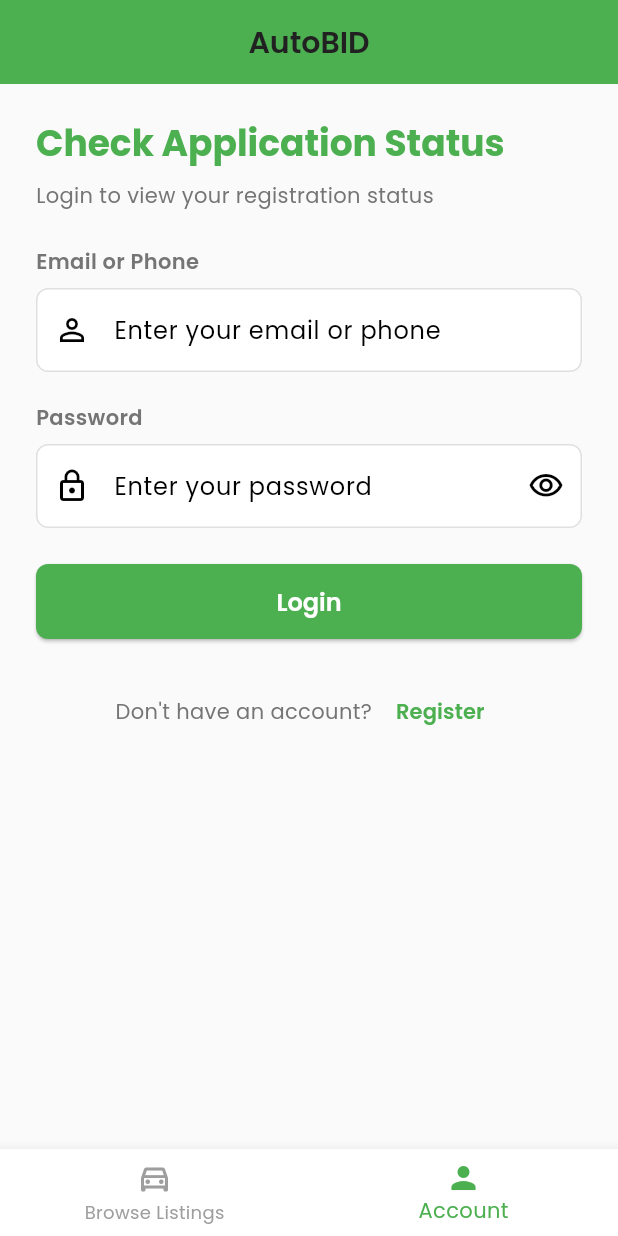
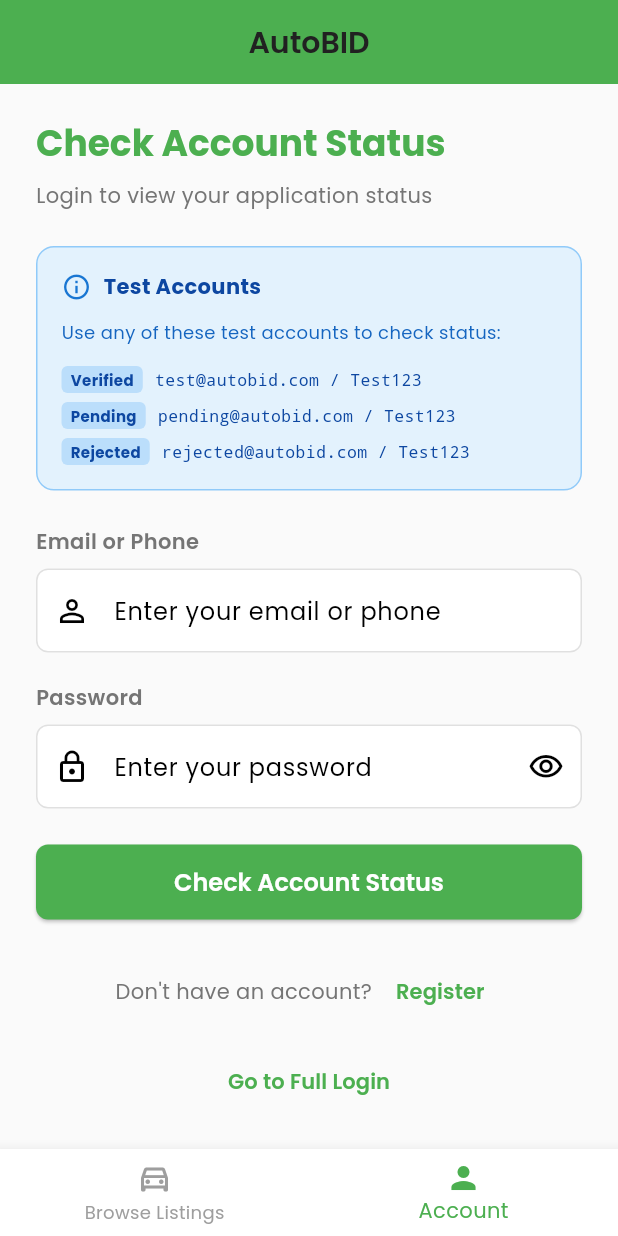
Before and after one commit to aimsahorizon/autobid-flutter, a Flutter app: the GuestViewScreen screen opened by its route, item 2 of the bottom bar chosen, on a phone screen of 412 x 824 dp. Run offline on Flutter 3.47's test engine with Material 3 defaults, Android fonts, the phone set to English and light mode, and no system bars; our stand-ins replace cached_network_image, flutter_riverpod, freezed_annotation, go_router, google_fonts, image_picker and 2 more; accounts and stored records are empty; generated files the repository leaves out were written again.

Commit message:
feat: integrate guest account status check with MockAuthService test users

```diff
--- a/lib/presentation/screens/guest/tabs/account_tab.dart
+++ b/lib/presentation/screens/guest/tabs/account_tab.dart
@@ -2,7 +2,7 @@ import 'package:flutter/material.dart';
 import 'package:go_router/go_router.dart';
 import '../../../../core/constants/color_constants.dart';
 import '../../../../core/utils/validators.dart';
-import '../../../../data/services/local/local_storage_service.dart';
+import '../../../../data/services/mock/mock_auth_service.dart';
 import '../../../../data/models/user_model.dart';
 import '../../../widgets/custom_text_field.dart';
 import '../../../widgets/custom_button.dart';
@@ -19,212 +19,203 @@ class _AccountTabState extends State<AccountTab> {
   final _formKey = GlobalKey<FormState>();
   final _emailOrPhoneController = TextEditingController();
   final _passwordController = TextEditingController();
-  final List<TextEditingController> _otpControllers =
-      List.generate(6, (_) => TextEditingController());
-  final List<FocusNode> _otpFocusNodes = List.generate(6, (_) => FocusNode());
+  final _authService = MockAuthService();
 
   bool _obscurePassword = true;
   bool _isLoading = false;
-  bool _showOtpField = false;
   UserModel? _currentUser;
+  String? _errorMessage;
 
   @override
   void dispose() {
     _emailOrPhoneController.dispose();
     _passwordController.dispose();
-    for (var controller in _otpControllers) {
-      controller.dispose();
-    }
-    for (var node in _otpFocusNodes) {
-      node.dispose();
-    }
+    _authService.dispose();
     super.dispose();
   }
 
-  Future<void> _handleLogin() async {
+  Future<void> _handleCheckStatus() async {
     if (!_formKey.currentState!.validate()) return;
 
-    setState(() => _isLoading = true);
+    setState(() {
+      _isLoading = true;
+      _errorMessage = null;
+    });
 
     try {
-      final storage = await LocalStorageService.getInstance();
       final emailOrPhone = _emailOrPhoneController.text.trim();
       final password = _passwordController.text;
 
-      // Verify credentials
-      final isValid = storage.verifyCredentials(emailOrPhone, password);
+      // Sign in with email and password using MockAuthService
+      final result = await _authService.signInWithEmail(emailOrPhone, password);
 
-      if (!isValid) {
       if (!mounted) return;
+
+      if (result.success && result.user != null) {
+        // Check if account is verified (should redirect to home)
+        if (result.user!.accountStatus == AccountStatus.verified) {
           ScaffoldMessenger.of(context).showSnackBar(
-          const SnackBar(
-            content: Text('Invalid credentials'),
-            backgroundColor: ColorConstants.error,
+            SnackBar(
+              content: Text('Account verified! Redirecting to home...'),
+              backgroundColor: ColorConstants.success,
             ),
           );
-        setState(() => _isLoading = false);
+          // Sign out and redirect to login for full auth flow
+          await _authService.signOut();
+          context.go('/login');
           return;
         }
 
-      // Get user
-      final user = storage.getUserByEmailOrPhone(emailOrPhone);
-      if (user == null) {
-        if (!mounted) return;
-        ScaffoldMessenger.of(context).showSnackBar(
-          const SnackBar(
-            content: Text('User not found'),
-            backgroundColor: ColorConstants.error,
-          ),
-        );
-        setState(() => _isLoading = false);
-        return;
-      }
-
-      // Check if account is locked
-      if (user.accountStatus == AccountStatus.locked) {
-        if (!mounted) return;
-        ScaffoldMessenger.of(context).showSnackBar(
-          const SnackBar(
-            content: Text('Account locked. Please contact support.'),
-            backgroundColor: ColorConstants.error,
-          ),
-        );
-        setState(() => _isLoading = false);
-        return;
-      }
-
-      // Check if verified
-      if (user.accountStatus == AccountStatus.verified) {
-        // Navigate to home
-        if (!mounted) return;
-        context.go('/home');
-        return;
-      }
-
-      // Show OTP field for pending/rejected users
+        // Show account status for pending/rejected/locked accounts
         setState(() {
-        _showOtpField = true;
-        _currentUser = user;
-        _isLoading = false;
-      });
-    } catch (e) {
-      if (!mounted) return;
-      ScaffoldMessenger.of(context).showSnackBar(
-        const SnackBar(
-          content: Text('An error occurred'),
-          backgroundColor: ColorConstants.error,
-        ),
-      );
-      setState(() => _isLoading = false);
-    }
-  }
-
-  Future<void> _handleVerifyOtp() async {
-    final otp = _otpControllers.map((c) => c.text).join();
-
-    if (otp.length != 6) {
-      ScaffoldMessenger.of(context).showSnackBar(
-        const SnackBar(
-          content: Text('Please enter complete OTP'),
-          backgroundColor: ColorConstants.error,
-        ),
-      );
-      return;
-    }
-
-    setState(() => _isLoading = true);
-
-    // Mock OTP verification (accept any 6 digits for demo)
-    await Future.delayed(const Duration(seconds: 1));
-
-    try {
-      final storage = await LocalStorageService.getInstance();
-
-      if (otp.length == 6) {
-        // OTP verified, show status
-        setState(() {
-          _showOtpField = false;
+          _currentUser = result.user;
           _isLoading = false;
         });
       } else {
-        // Invalid OTP, increment failure count
-        await storage.updateOtpFailureCount(
-          _currentUser!.email,
-          _currentUser!.otpFailureCount + 1,
-        );
+        setState(() {
+          _errorMessage = result.errorMessage ?? 'Invalid credentials';
+          _isLoading = false;
+        });
 
-        final updatedUser = storage.getUserByEmailOrPhone(_currentUser!.email);
-        setState(() => _currentUser = updatedUser);
-
-        if (updatedUser!.otpFailureCount >= 3) {
-          if (!mounted) return;
         ScaffoldMessenger.of(context).showSnackBar(
-            const SnackBar(
-              content: Text('Account locked due to too many failed attempts'),
-              backgroundColor: ColorConstants.error,
-            ),
-          );
-        } else {
-          if (!mounted) return;
-          ScaffoldMessenger.of(context).showSnackBar(
-            const SnackBar(
-              content: Text('Invalid OTP. Try again.'),
+          SnackBar(
+            content: Text(_errorMessage!),
             backgroundColor: ColorConstants.error,
           ),
         );
       }
-        setState(() => _isLoading = false);
-      }
     } catch (e) {
       if (!mounted) return;
+      setState(() {
+        _errorMessage = 'An error occurred. Please try again.';
+        _isLoading = false;
+      });
+
       ScaffoldMessenger.of(context).showSnackBar(
-        const SnackBar(
-          content: Text('An error occurred'),
+        SnackBar(
+          content: Text(_errorMessage!),
           backgroundColor: ColorConstants.error,
         ),
       );
-      setState(() => _isLoading = false);
     }
   }
 
-  Widget _buildOtpField(int index) {
-    return SizedBox(
-      width: 45,
-      height: 55,
-      child: TextField(
-        controller: _otpControllers[index],
-        focusNode: _otpFocusNodes[index],
-        textAlign: TextAlign.center,
-        keyboardType: TextInputType.number,
-        maxLength: 1,
-        style: const TextStyle(fontSize: 20, fontWeight: FontWeight.bold),
-        decoration: InputDecoration(
-          counterText: '',
-          border: OutlineInputBorder(
-            borderRadius: BorderRadius.circular(8),
+  Widget _buildTestCredentialsInfo() {
+    return Container(
+      margin: const EdgeInsets.only(bottom: 24),
+      padding: const EdgeInsets.all(16),
+      decoration: BoxDecoration(
+        color: Colors.blue[50],
+        borderRadius: BorderRadius.circular(12),
+        border: Border.all(color: Colors.blue[200]!),
       ),
-          focusedBorder: OutlineInputBorder(
-            borderRadius: BorderRadius.circular(8),
-            borderSide: const BorderSide(color: ColorConstants.primaryGreen, width: 2),
+      child: Column(
+        crossAxisAlignment: CrossAxisAlignment.start,
+        children: [
+          Row(
+            children: [
+              Icon(Icons.info_outline, color: Colors.blue[700], size: 20),
+              const SizedBox(width: 8),
+              Text(
+                'Test Accounts',
+                style: TextStyle(
+                  fontWeight: FontWeight.bold,
+                  color: Colors.blue[900],
+                  fontSize: 14,
                 ),
               ),
-        onChanged: (value) {
-          if (value.isNotEmpty && index < 5) {
-            _otpFocusNodes[index + 1].requestFocus();
-          } else if (value.isEmpty && index > 0) {
-            _otpFocusNodes[index - 1].requestFocus();
+            ],
+          ),
+          const SizedBox(height: 12),
+          Text(
+            'Use any of these test accounts to check status:',
+            style: TextStyle(
+              fontSize: 12,
+              color: Colors.blue[800],
+            ),
+          ),
+          const SizedBox(height: 8),
+          _buildTestCredRow('Verified', 'test@autobid.com', 'Test123'),
+          _buildTestCredRow('Pending', 'pending@autobid.com', 'Test123'),
+          _buildTestCredRow('Rejected', 'rejected@autobid.com', 'Test123'),
+        ],
+      ),
+    );
   }
-        },
+
+  Widget _buildTestCredRow(String status, String email, String password) {
+    return Padding(
+      padding: const EdgeInsets.only(top: 6),
+      child: Row(
+        children: [
+          Container(
+            padding: const EdgeInsets.symmetric(horizontal: 6, vertical: 2),
+            decoration: BoxDecoration(
+              color: Colors.blue[100],
+              borderRadius: BorderRadius.circular(4),
+            ),
+            child: Text(
+              status,
+              style: TextStyle(
+                fontSize: 10,
+                fontWeight: FontWeight.bold,
+                color: Colors.blue[900],
+              ),
+            ),
+          ),
+          const SizedBox(width: 8),
+          Expanded(
+            child: Text(
+              '$email / $password',
+              style: TextStyle(
+                fontSize: 11,
+                color: Colors.blue[900],
+                fontFamily: 'monospace',
+              ),
+            ),
+          ),
+        ],
       ),
     );
   }
 
   @override
   Widget build(BuildContext context) {
-    if (_currentUser != null && !_showOtpField) {
-      return AccountStatusCard(user: _currentUser!);
+    // Show account status if user has checked
+    if (_currentUser != null) {
+      return Column(
+        children: [
+          Container(
+            padding: const EdgeInsets.all(16),
+            color: ColorConstants.primaryGreen.withOpacity(0.1),
+            child: Row(
+              children: [
+                IconButton(
+                  icon: const Icon(Icons.arrow_back),
+                  onPressed: () {
+                    setState(() {
+                      _currentUser = null;
+                      _emailOrPhoneController.clear();
+                      _passwordController.clear();
+                      _errorMessage = null;
+                    });
+                  },
+                ),
+                const Text(
+                  'Back to Login',
+                  style: TextStyle(fontWeight: FontWeight.w600),
+                ),
+              ],
+            ),
+          ),
+          Expanded(
+            child: AccountStatusCard(user: _currentUser!),
+          ),
+        ],
+      );
     }
 
+    // Show login form to check status
     return SingleChildScrollView(
       padding: const EdgeInsets.all(24),
       child: Form(
@@ -233,7 +224,7 @@ class _AccountTabState extends State<AccountTab> {
           crossAxisAlignment: CrossAxisAlignment.start,
           children: [
             Text(
-              'Check Application Status',
+              'Check Account Status',
               style: Theme.of(context).textTheme.headlineSmall?.copyWith(
                     fontWeight: FontWeight.bold,
                     color: ColorConstants.primaryGreen,
@@ -241,13 +232,16 @@ class _AccountTabState extends State<AccountTab> {
             ),
             const SizedBox(height: 8),
             Text(
-              'Login to view your registration status',
+              'Login to view your application status',
               style: Theme.of(context).textTheme.bodyMedium?.copyWith(
                     color: Colors.grey[600],
                   ),
             ),
             const SizedBox(height: 24),
-            if (!_showOtpField) ...[
+
+            // Test credentials info
+            _buildTestCredentialsInfo(),
+
             CustomTextField(
               controller: _emailOrPhoneController,
               label: 'Email or Phone',
@@ -277,50 +271,14 @@ class _AccountTabState extends State<AccountTab> {
               validator: Validators.validatePassword,
               textInputAction: TextInputAction.done,
               enabled: !_isLoading,
+              onFieldSubmitted: (_) => _handleCheckStatus(),
             ),
             const SizedBox(height: 24),
             CustomButton(
-                text: 'Login',
-                onPressed: _handleLogin,
+              text: 'Check Account Status',
+              onPressed: _handleCheckStatus,
               isLoading: _isLoading,
             ),
-            ] else ...[
-              Text(
-                'Enter OTP',
-                style: Theme.of(context).textTheme.titleMedium?.copyWith(
-                      fontWeight: FontWeight.bold,
-                    ),
-              ),
-              const SizedBox(height: 8),
-              Text(
-                'Enter the 6-digit code sent to ${_currentUser?.email}',
-                style: Theme.of(context).textTheme.bodySmall,
-              ),
-              const SizedBox(height: 20),
-              Row(
-                mainAxisAlignment: MainAxisAlignment.spaceBetween,
-                children: List.generate(6, (index) => _buildOtpField(index)),
-              ),
-              const SizedBox(height: 24),
-              CustomButton(
-                text: 'Verify OTP',
-                onPressed: _handleVerifyOtp,
-                isLoading: _isLoading,
-              ),
-              const SizedBox(height: 16),
-              TextButton(
-                onPressed: () {
-                  setState(() {
-                    _showOtpField = false;
-                    _currentUser = null;
-                    for (var controller in _otpControllers) {
-                      controller.clear();
-                    }
-                  });
-                },
-                child: const Text('Back to Login'),
-              ),
-            ],
             const SizedBox(height: 24),
             Row(
               mainAxisAlignment: MainAxisAlignment.center,
@@ -341,6 +299,19 @@ class _AccountTabState extends State<AccountTab> {
                 ),
               ],
             ),
+            const SizedBox(height: 12),
+            Center(
+              child: TextButton(
+                onPressed: () => context.go('/login'),
+                child: Text(
+                  'Go to Full Login',
+                  style: TextStyle(
+                    color: ColorConstants.primaryGreen,
+                    fontWeight: FontWeight.w600,
+                  ),
+                ),
+              ),
+            ),
           ],
         ),
       ),
```
Lines whose indentation alone changed are shown as unchanged.
